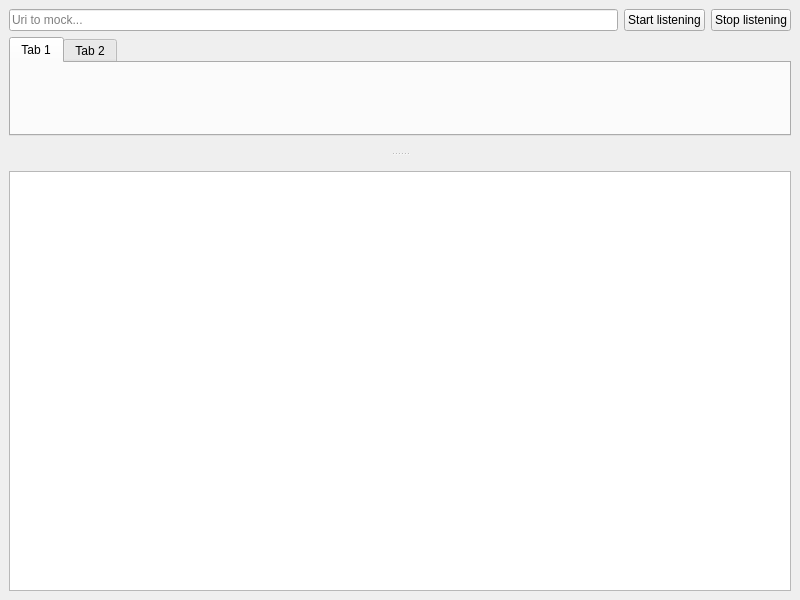
Old version of the form src/gui/MainWindow/MainWindow.ui in the repository bartkessels/Backing.
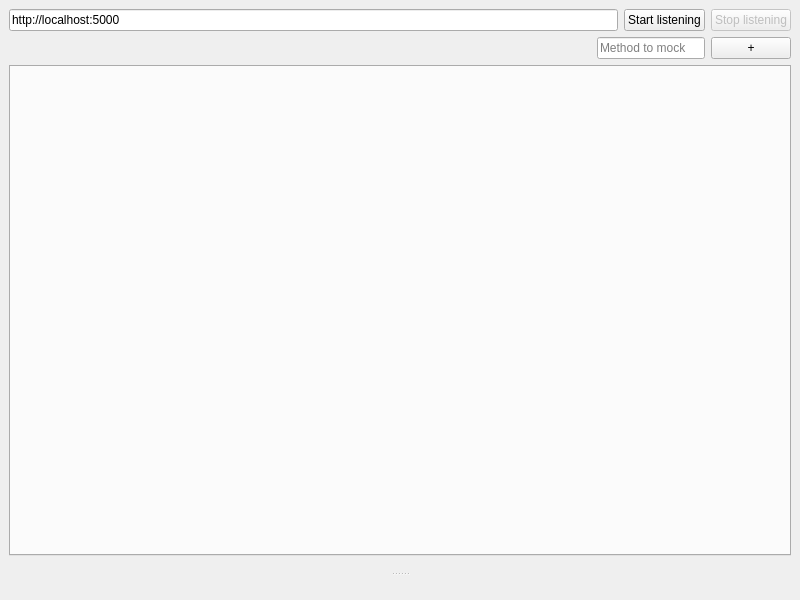
New version of the form.

Patch:
```diff
--- a/src/gui/MainWindow/MainWindow.ui
+++ b/src/gui/MainWindow/MainWindow.ui
@@ -29,6 +29,9 @@
          <layout class="QHBoxLayout" name="horizontalLayout">
           <item>
            <widget class="QLineEdit" name="textUri">
+            <property name="text">
+             <string notr="true">http://localhost:5000</string>
+            </property>
             <property name="placeholderText">
              <string>Uri to mock...</string>
             </property>
@@ -43,6 +46,9 @@
           </item>
           <item>
            <widget class="QPushButton" name="btnStopListening">
+            <property name="enabled">
+             <bool>false</bool>
+            </property>
             <property name="text">
              <string>Stop listening</string>
             </property>
@@ -51,25 +57,65 @@
          </layout>
         </item>
         <item>
-         <widget class="QTabWidget" name="tabWidget">
-          <widget class="QWidget" name="tab">
-           <attribute name="title">
-            <string>Tab 1</string>
-           </attribute>
-          </widget>
-          <widget class="QWidget" name="tab_2">
-           <attribute name="title">
-            <string>Tab 2</string>
-           </attribute>
-          </widget>
+         <layout class="QHBoxLayout" name="horizontalLayout_2">
+          <item>
+           <spacer name="horizontalSpacer">
+            <property name="orientation">
+             <enum>Qt::Horizontal</enum>
+            </property>
+            <property name="sizeHint" stdset="0">
+             <size>
+              <width>40</width>
+              <height>20</height>
+             </size>
+            </property>
+           </spacer>
+          </item>
+          <item>
+           <widget class="QLineEdit" name="textNewMethod">
+            <property name="sizePolicy">
+             <sizepolicy hsizetype="Minimum" vsizetype="Fixed">
+              <horstretch>0</horstretch>
+              <verstretch>0</verstretch>
+             </sizepolicy>
+            </property>
+            <property name="placeholderText">
+             <string>Method to mock</string>
+            </property>
+           </widget>
+          </item>
+          <item>
+           <widget class="QPushButton" name="btnAddMethodToMock">
+            <property name="text">
+             <string>+</string>
+            </property>
+           </widget>
+          </item>
+         </layout>
+        </item>
+        <item>
+         <widget class="QTabWidget" name="tabListeners">
+          <property name="minimumSize">
+           <size>
+            <width>0</width>
+            <height>350</height>
+           </size>
+          </property>
+          <property name="currentIndex">
+           <number>-1</number>
+          </property>
+          <property name="documentMode">
+           <bool>false</bool>
+          </property>
+          <property name="tabsClosable">
+           <bool>true</bool>
+          </property>
          </widget>
         </item>
        </layout>
       </widget>
-      <widget class="QListWidget" name="listLogs">
-       <property name="alternatingRowColors">
-        <bool>true</bool>
-       </property>
+      <widget class="QWidget" name="gridLayoutWidget">
+       <layout class="QGridLayout" name="loggingWidget" rowminimumheight="0"/>
       </widget>
      </widget>
     </item>
```
Left out of the diff: 2 changed lines with no effect on the pictures.
